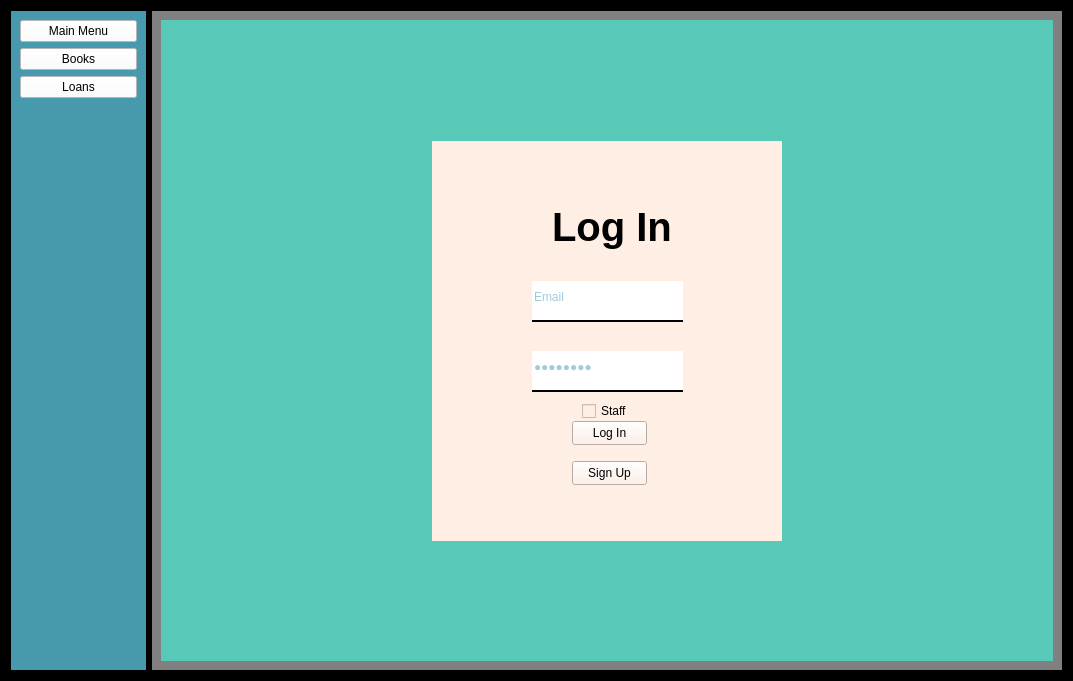
Old version of the form form.ui in the repository BarkinTopcu/library_management_tool.
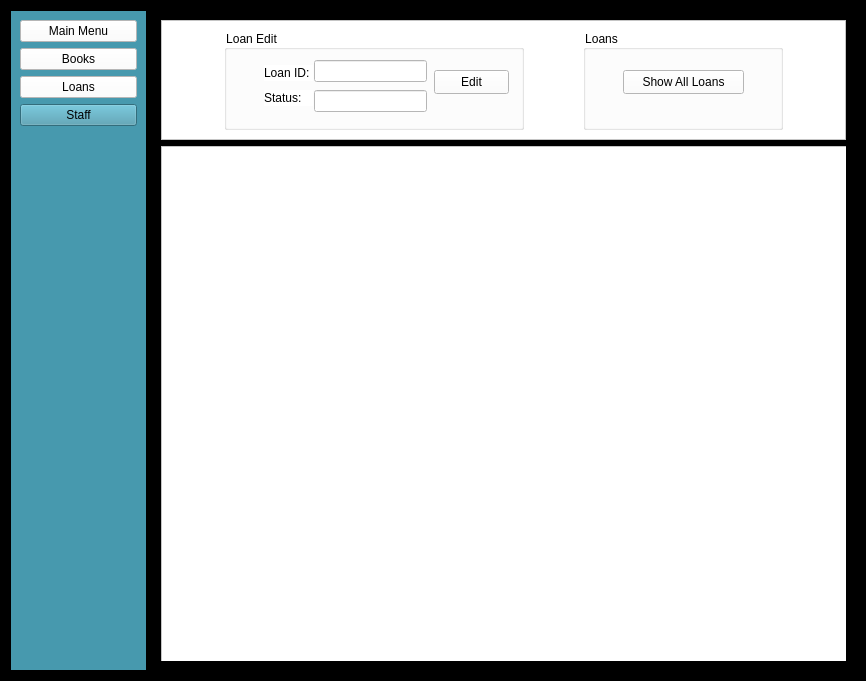
New version of the form. The open tabs and pages were chosen to show the change. Icons and pictures are not drawn.

The edit to the form file:
```diff
--- a/form.ui
+++ b/form.ui
@@ -6,7 +6,7 @@
    <rect>
     <x>0</x>
     <y>0</y>
-    <width>1073</width>
+    <width>865</width>
     <height>681</height>
    </rect>
   </property>
@@ -71,6 +71,21 @@
           <property name="text">
            <string>Loans</string>
           </property>
+          <property name="icon">
+           <iconset>
+            <normaloff>images/loan.png</normaloff>images/loan.png</iconset>
+          </property>
+         </widget>
+        </item>
+        <item>
+         <widget class="QPushButton" name="staff_button">
+          <property name="text">
+           <string>Staff</string>
+          </property>
+          <property name="icon">
+           <iconset>
+            <normaloff>images/membership-card.png</normaloff>images/membership-card.png</iconset>
+          </property>
          </widget>
         </item>
         <item>
@@ -296,6 +311,158 @@
          </item>
         </layout>
        </widget>
+       <widget class="QWidget" name="staff_menu_widget">
+        <layout class="QVBoxLayout" name="verticalLayout_8">
+         <item alignment="Qt::AlignLeft">
+          <widget class="QFrame" name="frame_2">
+           <property name="minimumSize">
+            <size>
+             <width>685</width>
+             <height>0</height>
+            </size>
+           </property>
+           <property name="maximumSize">
+            <size>
+             <width>16777215</width>
+             <height>120</height>
+            </size>
+           </property>
+           <property name="styleSheet">
+            <string notr="true">background:white;</string>
+           </property>
+           <property name="frameShape">
+            <enum>QFrame::StyledPanel</enum>
+           </property>
+           <property name="frameShadow">
+            <enum>QFrame::Raised</enum>
+           </property>
+           <layout class="QHBoxLayout" name="horizontalLayout_5">
+            <item>
+             <widget class="QGroupBox" name="groupBox_5">
+              <property name="maximumSize">
+               <size>
+                <width>300</width>
+                <height>16777215</height>
+               </size>
+              </property>
+              <property name="styleSheet">
+               <string notr="true">background:white;</string>
+              </property>
+              <property name="title">
+               <string>Loan Edit</string>
+              </property>
+              <widget class="QLabel" name="label_3">
+               <property name="geometry">
+                <rect>
+                 <x>40</x>
+                 <y>35</y>
+                 <width>49</width>
+                 <height>16</height>
+                </rect>
+               </property>
+               <property name="text">
+                <string>Loan ID:</string>
+               </property>
+              </widget>
+              <widget class="QLineEdit" name="staff_loan_ID">
+               <property name="geometry">
+                <rect>
+                 <x>90</x>
+                 <y>30</y>
+                 <width>113</width>
+                 <height>22</height>
+                </rect>
+               </property>
+              </widget>
+              <widget class="QPushButton" name="loan_edit_button">
+               <property name="geometry">
+                <rect>
+                 <x>210</x>
+                 <y>40</y>
+                 <width>75</width>
+                 <height>24</height>
+                </rect>
+               </property>
+               <property name="text">
+                <string>Edit</string>
+               </property>
+              </widget>
+              <widget class="QLabel" name="label_5">
+               <property name="geometry">
+                <rect>
+                 <x>40</x>
+                 <y>60</y>
+                 <width>49</width>
+                 <height>16</height>
+                </rect>
+               </property>
+               <property name="text">
+                <string>Status:</string>
+               </property>
+              </widget>
+              <widget class="QLineEdit" name="staff_loan_status">
+               <property name="geometry">
+                <rect>
+                 <x>90</x>
+                 <y>60</y>
+                 <width>113</width>
+                 <height>22</height>
+                </rect>
+               </property>
+              </widget>
+             </widget>
+            </item>
+            <item>
+             <widget class="QGroupBox" name="groupBox_4">
+              <property name="maximumSize">
+               <size>
+                <width>200</width>
+                <height>16777215</height>
+               </size>
+              </property>
+              <property name="styleSheet">
+               <string notr="true">background:white;</string>
+              </property>
+              <property name="title">
+               <string>Loans</string>
+              </property>
+              <widget class="QPushButton" name="show_staff_loans">
+               <property name="geometry">
+                <rect>
+                 <x>40</x>
+                 <y>40</y>
+                 <width>121</width>
+                 <height>24</height>
+                </rect>
+               </property>
+               <property name="text">
+                <string>Show All Loans</string>
+               </property>
+              </widget>
+             </widget>
+            </item>
+           </layout>
+          </widget>
+         </item>
+         <item>
+          <widget class="QWidget" name="widget_4" native="true">
+           <widget class="QTableWidget" name="staff_loan_table">
+            <property name="geometry">
+             <rect>
+              <x>0</x>
+              <y>0</y>
+              <width>691</width>
+              <height>521</height>
+             </rect>
+            </property>
+            <property name="styleSheet">
+             <string notr="true">background:white;</string>
+            </property>
+           </widget>
+          </widget>
+         </item>
+        </layout>
+       </widget>
        <widget class="QWidget" name="main_menu_widget">
         <property name="styleSheet">
          <string notr="true">background:gray;</string>
```
Left out of the diff: 40 changed lines with no effect on the pictures.
